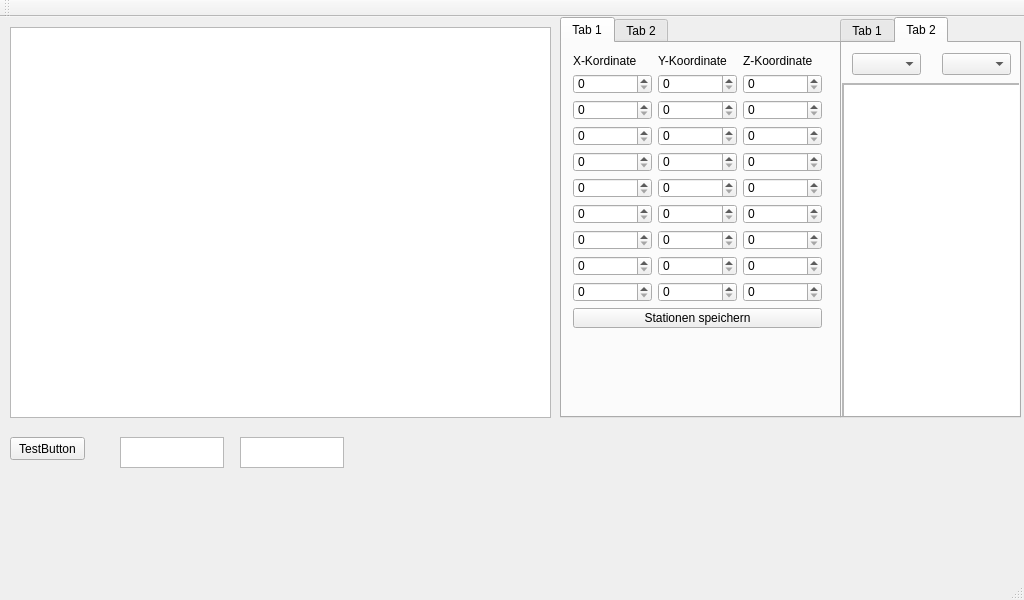
Qt form mainwindow.ui (Koerner/Sturzflug-at-daedalus.ei.tum.de) before a commit.
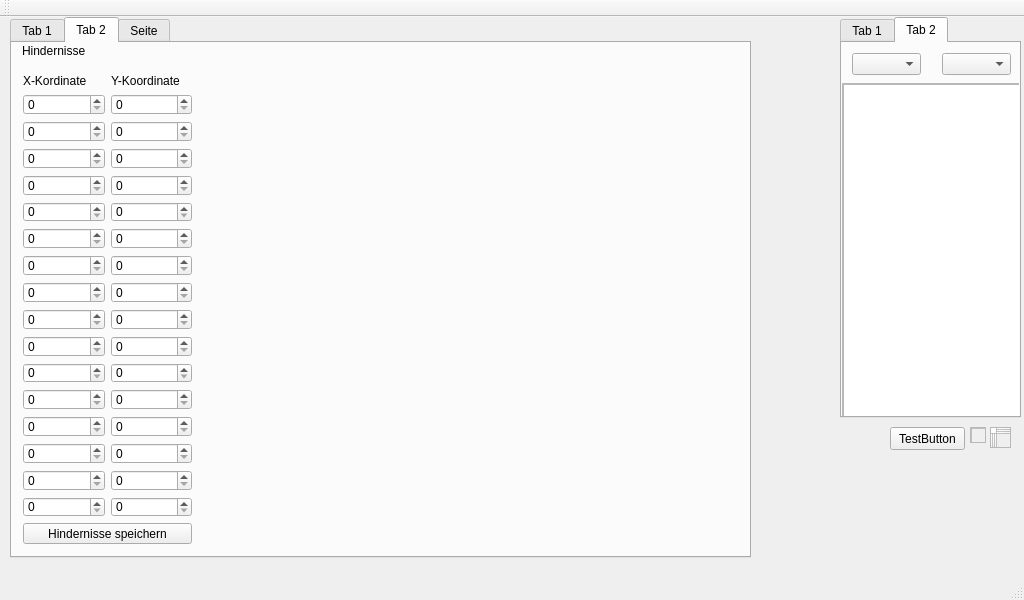
The same form after that commit. The open tabs and pages were chosen to show the change.

Commit message: Arduino update / weg Klasse vorbereitet / Hindernisse in GUI

Diff of the .ui file:
```diff
--- a/mainwindow.ui
+++ b/mainwindow.ui
@@ -17,8 +17,8 @@
    <widget class="QPushButton" name="TestButton">
     <property name="geometry">
      <rect>
-      <x>10</x>
-      <y>420</y>
+      <x>890</x>
+      <y>410</y>
       <width>75</width>
       <height>23</height>
      </rect>
@@ -30,10 +30,10 @@
    <widget class="QPlainTextEdit" name="XbeesendEdit">
     <property name="geometry">
      <rect>
-      <x>240</x>
-      <y>420</y>
-      <width>104</width>
-      <height>31</height>
+      <x>970</x>
+      <y>410</y>
+      <width>16</width>
+      <height>16</height>
      </rect>
     </property>
    </widget>
@@ -186,31 +186,362 @@
    <widget class="QPlainTextEdit" name="IPSsendEdit">
     <property name="geometry">
      <rect>
-      <x>120</x>
-      <y>420</y>
-      <width>104</width>
-      <height>31</height>
+      <x>990</x>
+      <y>410</y>
+      <width>21</width>
+      <height>21</height>
      </rect>
     </property>
    </widget>
    <widget class="QTabWidget" name="tabWidget">
     <property name="geometry">
      <rect>
-      <x>560</x>
+      <x>10</x>
       <y>0</y>
-      <width>281</width>
-      <height>401</height>
+      <width>741</width>
+      <height>541</height>
      </rect>
     </property>
-    <widget class="QWidget" name="tab_3">
+    <property name="currentIndex">
+     <number>0</number>
+    </property>
+    <widget class="QWidget" name="tab_5">
      <attribute name="title">
       <string>Tab 1</string>
+     </attribute>
+     <widget class="QGraphicsView" name="graphicsView">
+      <property name="geometry">
+       <rect>
+        <x>0</x>
+        <y>20</y>
+        <width>741</width>
+        <height>501</height>
+       </rect>
+      </property>
+      <property name="verticalScrollBarPolicy">
+       <enum>Qt::ScrollBarAlwaysOff</enum>
+      </property>
+      <property name="horizontalScrollBarPolicy">
+       <enum>Qt::ScrollBarAlwaysOff</enum>
+      </property>
+      <property name="alignment">
+       <set>Qt::AlignLeading|Qt::AlignLeft|Qt::AlignTop</set>
+      </property>
+      <property name="dragMode">
+       <enum>QGraphicsView::ScrollHandDrag</enum>
+      </property>
+     </widget>
+     <widget class="QCheckBox" name="printzeppelin">
+      <property name="geometry">
+       <rect>
+        <x>600</x>
+        <y>0</y>
+        <width>141</width>
+        <height>20</height>
+       </rect>
+      </property>
+      <property name="text">
+       <string>Zeppelin Position zeigen</string>
+      </property>
+     </widget>
+     <widget class="QPushButton" name="deletkoordinaten">
+      <property name="geometry">
+       <rect>
+        <x>464</x>
+        <y>0</y>
+        <width>121</width>
+        <height>21</height>
+       </rect>
+      </property>
+      <property name="text">
+       <string>alle Positionen löschen</string>
+      </property>
+     </widget>
+    </widget>
+    <widget class="QWidget" name="tab_6">
+     <attribute name="title">
+      <string>Tab 2</string>
+     </attribute>
+     <widget class="QWidget" name="gridLayoutWidget_2">
+      <property name="geometry">
+       <rect>
+        <x>0</x>
+        <y>20</y>
+        <width>191</width>
+        <height>492</height>
+       </rect>
+      </property>
+      <layout class="QGridLayout" name="gridLayout_2">
+       <item row="7" column="1">
+        <widget class="QSpinBox" name="h7y">
+         <property name="maximum">
+          <number>99999</number>
+         </property>
+        </widget>
+       </item>
+       <item row="2" column="0">
+        <widget class="QSpinBox" name="h2x">
+         <property name="maximum">
+          <number>99999</number>
+         </property>
+        </widget>
+       </item>
+       <item row="8" column="0">
+        <widget class="QSpinBox" name="h8x">
+         <property name="maximum">
+          <number>99999</number>
+         </property>
+        </widget>
+       </item>
+       <item row="1" column="0">
+        <widget class="QSpinBox" name="h1x">
+         <property name="maximum">
+          <number>99999</number>
+         </property>
+        </widget>
+       </item>
+       <item row="6" column="0">
+        <widget class="QSpinBox" name="h6x">
+         <property name="maximum">
+          <number>99999</number>
+         </property>
+        </widget>
+       </item>
+       <item row="0" column="0">
+        <widget class="QLabel" name="label_6">
+         <property name="text">
+          <string>X-Kordinate</string>
+         </property>
+        </widget>
+       </item>
+       <item row="5" column="0">
+        <widget class="QSpinBox" name="h5x">
+         <property name="maximum">
+          <number>99999</number>
+         </property>
+        </widget>
+       </item>
+       <item row="4" column="0">
+        <widget class="QSpinBox" name="h4x">
+         <property name="maximum">
+          <number>99999</number>
+         </property>
+        </widget>
+       </item>
+       <item row="6" column="1">
+        <widget class="QSpinBox" name="h6y">
+         <property name="maximum">
+          <number>99999</number>
+         </property>
+        </widget>
+       </item>
+       <item row="4" column="1">
+        <widget class="QSpinBox" name="h4y">
+         <property name="maximum">
+          <number>99999</number>
+         </property>
+        </widget>
+       </item>
+       <item row="5" column="1">
+        <widget class="QSpinBox" name="h5y">
+         <property name="maximum">
+          <number>99999</number>
+         </property>
+        </widget>
+       </item>
+       <item row="8" column="1">
+        <widget class="QSpinBox" name="h8y">
+         <property name="maximum">
+          <number>99999</number>
+         </property>
+        </widget>
+       </item>
+       <item row="1" column="1">
+        <widget class="QSpinBox" name="h1y">
+         <property name="maximum">
+          <number>99999</number>
+         </property>
+        </widget>
+       </item>
+       <item row="9" column="0">
+        <widget class="QSpinBox" name="h9x">
+         <property name="maximum">
+          <number>99999</number>
+         </property>
+        </widget>
+       </item>
+       <item row="0" column="1">
+        <widget class="QLabel" name="label_5">
+         <property name="text">
+          <string>Y-Koordinate</string>
+         </property>
+        </widget>
+       </item>
+       <item row="3" column="0">
+        <widget class="QSpinBox" name="h3x">
+         <property name="maximum">
+          <number>99999</number>
+         </property>
+        </widget>
+       </item>
+       <item row="2" column="1">
+        <widget class="QSpinBox" name="h2y">
+         <property name="maximum">
+          <number>99999</number>
+         </property>
+        </widget>
+       </item>
+       <item row="16" column="0">
+        <widget class="QSpinBox" name="h16x">
+         <property name="maximum">
+          <number>99999</number>
+         </property>
+        </widget>
+       </item>
+       <item row="10" column="1">
+        <widget class="QSpinBox" name="h10y">
+         <property name="maximum">
+          <number>99999</number>
+         </property>
+        </widget>
+       </item>
+       <item row="3" column="1">
+        <widget class="QSpinBox" name="h3y">
+         <property name="maximum">
+          <number>99999</number>
+         </property>
+        </widget>
+       </item>
+       <item row="7" column="0">
+        <widget class="QSpinBox" name="h7x">
+         <property name="maximum">
+          <number>99999</number>
+         </property>
+        </widget>
+       </item>
+       <item row="9" column="1">
+        <widget class="QSpinBox" name="h9y">
+         <property name="maximum">
+          <number>99999</number>
+         </property>
+        </widget>
+       </item>
+       <item row="17" column="0" colspan="2">
+        <widget class="QPushButton" name="setHindernisse">
+         <property name="text">
+          <string>Hindernisse speichern</string>
+         </property>
+        </widget>
+       </item>
+       <item row="12" column="1">
+        <widget class="QSpinBox" name="h12y">
+         <property name="maximum">
+          <number>99999</number>
+         </property>
+        </widget>
+       </item>
+       <item row="11" column="1">
+        <widget class="QSpinBox" name="h11y">
+         <property name="maximum">
+          <number>99999</number>
+         </property>
+        </widget>
+       </item>
+       <item row="16" column="1">
+        <widget class="QSpinBox" name="h16y">
+         <property name="maximum">
+          <number>99999</number>
+         </property>
+        </widget>
+       </item>
+       <item row="12" column="0">
+        <widget class="QSpinBox" name="h12x">
+         <property name="maximum">
+          <number>99999</number>
+         </property>
+        </widget>
+       </item>
+       <item row="11" column="0">
+        <widget class="QSpinBox" name="h11x">
+         <property name="maximum">
+          <number>99999</number>
+         </property>
+        </widget>
+       </item>
+       <item row="10" column="0">
+        <widget class="QSpinBox" name="h10x">
+         <property name="maximum">
+          <number>99999</number>
+         </property>
+        </widget>
+       </item>
+       <item row="13" column="1">
+        <widget class="QSpinBox" name="h13y">
+         <property name="maximum">
+          <number>99999</number>
+         </property>
+        </widget>
+       </item>
+       <item row="14" column="1">
+        <widget class="QSpinBox" name="h14y">
+         <property name="maximum">
+          <number>99999</number>
+         </property>
+        </widget>
+       </item>
+       <item row="15" column="0">
+        <widget class="QSpinBox" name="h15x">
+         <property name="maximum">
+          <number>99999</number>
+         </property>
+        </widget>
+       </item>
+       <item row="14" column="0">
+        <widget class="QSpinBox" name="h14x">
+         <property name="maximum">
+          <number>99999</number>
+         </property>
+        </widget>
+       </item>
+       <item row="13" column="0">
+        <widget class="QSpinBox" name="h13x">
+         <property name="maximum">
+          <number>99999</number>
+         </property>
+        </widget>
+       </item>
+       <item row="15" column="1">
+        <widget class="QSpinBox" name="h15y">
+         <property name="maximum">
+          <number>99999</number>
+         </property>
+        </widget>
+       </item>
+      </layout>
+     </widget>
+     <widget class="QLabel" name="label_7">
+      <property name="geometry">
+       <rect>
+        <x>10</x>
+        <y>0</y>
+        <width>101</width>
+        <height>16</height>
+       </rect>
+      </property>
+      <property name="text">
+       <string>Hindernisse</string>
+      </property>
+     </widget>
+    </widget>
+    <widget class="QWidget" name="tab_7">
+     <attribute name="title">
+      <string>Seite</string>
      </attribute>
      <widget class="QWidget" name="gridLayoutWidget">
       <property name="geometry">
        <rect>
-        <x>0</x>
-        <y>0</y>
+        <x>10</x>
+        <y>10</y>
         <width>271</width>
         <height>296</height>
        </rect>
@@ -436,33 +767,6 @@
       </layout>
      </widget>
     </widget>
-    <widget class="QWidget" name="tab_4">
-     <attribute name="title">
-      <string>Tab 2</string>
-     </attribute>
-    </widget>
-   </widget>
-   <widget class="QGraphicsView" name="graphicsView">
-    <property name="geometry">
-     <rect>
-      <x>10</x>
-      <y>10</y>
-      <width>541</width>
-      <height>391</height>
-     </rect>
-    </property>
-    <property name="verticalScrollBarPolicy">
-     <enum>Qt::ScrollBarAlwaysOff</enum>
-    </property>
-    <property name="horizontalScrollBarPolicy">
-     <enum>Qt::ScrollBarAlwaysOff</enum>
-    </property>
-    <property name="alignment">
-     <set>Qt::AlignLeading|Qt::AlignLeft|Qt::AlignTop</set>
-    </property>
-    <property name="dragMode">
-     <enum>QGraphicsView::ScrollHandDrag</enum>
-    </property>
    </widget>
   </widget>
   <widget class="QMenuBar" name="menuBar">
```
Left out of the diff: 3 changed lines with no effect on the pictures. The commit also changes 7 other files.
